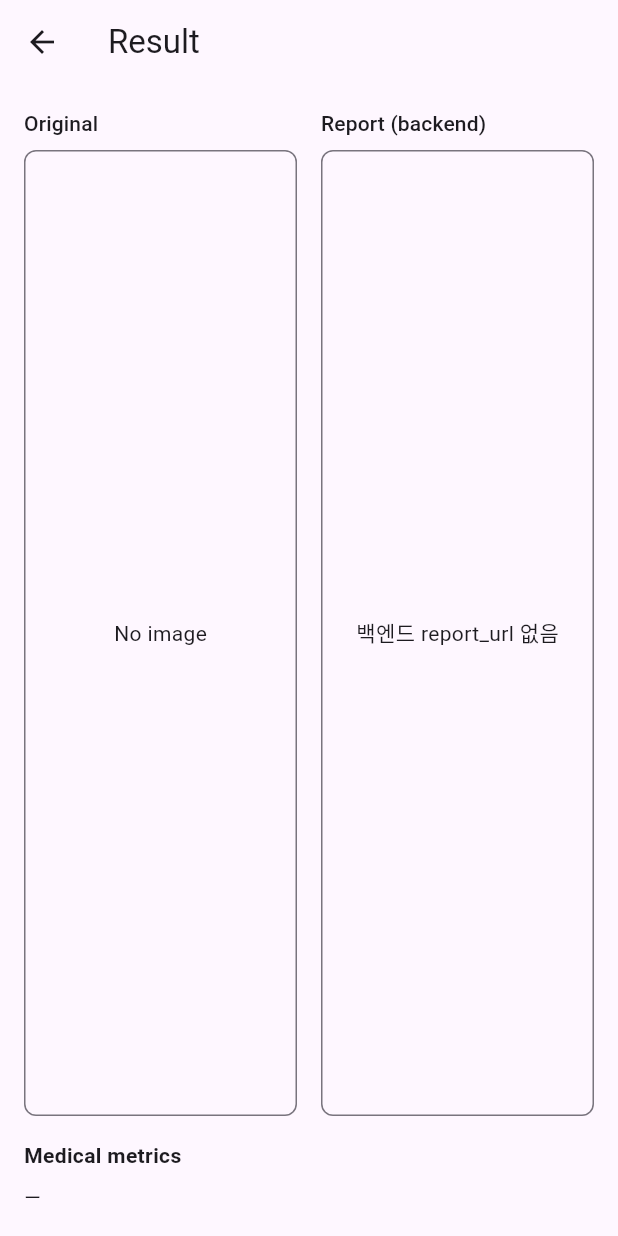
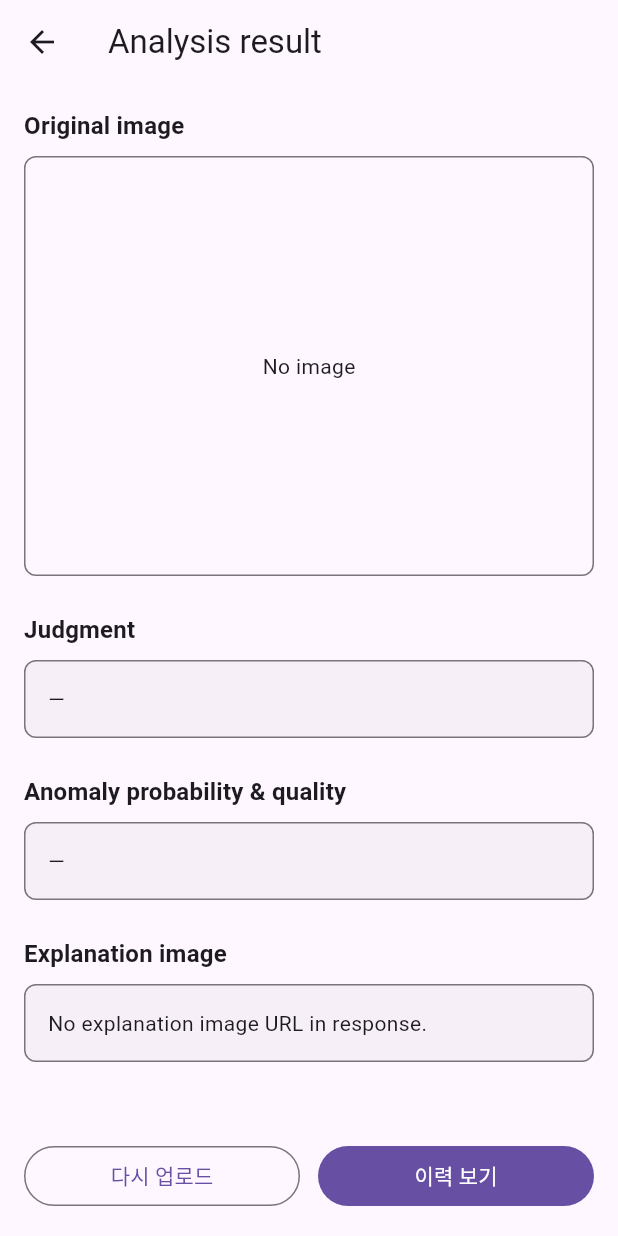
Before and after one commit to Capstone-sixsense/eye-project, a Flutter app: the ResultScreen screen opened directly, on a phone screen of 412 x 824 dp. Run offline on Flutter 3.47's test engine with Material 3 defaults, Android fonts, the phone set to English and light mode, and no system bars; our stand-ins replace file_picker.

Commit message:
feat(frontend): single-page analysis result layout
원본·판정·이상 확률·품질·설명 이미지를 한 스크롤 화면에 배치. 전처리 미통과·XAI 실패 메시지를 처리하고, 다시 업로드·이력 보기 버튼을 두었습니다.

```diff
--- a/frontend/lib/screens/result_screen.dart
+++ b/frontend/lib/screens/result_screen.dart
@@ -3,6 +3,7 @@ import 'dart:typed_data';
 import 'package:flutter/material.dart';
 
 import '../config/api_config.dart';
+import '../constants/api_error_codes.dart';
 import '../models/analyze_response.dart';
 import '../models/result_screen_args.dart';
 
@@ -13,7 +14,6 @@ class ResultScreen extends StatelessWidget {
     this.originalImageBytes,
   });
 
-  /// `Upload` 이후 전달되는 인자.
   final ResultScreenArgs? args;
 
   /// 이전 라우트 호환(원본만).
@@ -21,98 +21,113 @@ class ResultScreen extends StatelessWidget {
 
   @override
   Widget build(BuildContext context) {
-    final Uint8List? original =
-        args?.originalImageBytes ?? originalImageBytes;
+    final Uint8List? original = args?.originalImageBytes ?? originalImageBytes;
     final AnalyzeResponse? res = args?.analyzeResponse;
 
-    final String? reportUrl = res?.reportUrl;
-    final String? reportAbsoluteUrl =
-        (reportUrl != null && reportUrl.isNotEmpty)
-            ? ApiConfig.resolveAssetUrl(reportUrl)
+    final String? explanationPath = res?.resolvedExplanationPath;
+    final String? explanationAbsoluteUrl =
+        (explanationPath != null && explanationPath.isNotEmpty)
+            ? ApiConfig.resolveAssetUrl(explanationPath)
             : null;
 
     return Scaffold(
-      appBar: AppBar(title: const Text('Result')),
+      appBar: AppBar(title: const Text('Analysis result')),
       body: SafeArea(
-        child: Padding(
+        child: Column(
+          crossAxisAlignment: CrossAxisAlignment.stretch,
+          children: [
+            Expanded(
+              child: SingleChildScrollView(
                 padding: const EdgeInsets.all(16),
                 child: Column(
                   crossAxisAlignment: CrossAxisAlignment.stretch,
                   children: [
-              Expanded(
-                child: Row(
-                  crossAxisAlignment: CrossAxisAlignment.stretch,
-                  children: [
-                    Expanded(
-                      child: _ImagePanel(
-                        label: 'Original',
+                    _SectionTitle('Original image'),
+                    const SizedBox(height: 8),
+                    _ImageBox(
                       child: original != null
                           ? Image.memory(original, fit: BoxFit.contain)
                           : const Center(child: Text('No image')),
                     ),
+                    const SizedBox(height: 24),
+                    _SectionTitle('Judgment'),
+                    const SizedBox(height: 8),
+                    _JudgmentCard(response: res),
+                    const SizedBox(height: 24),
+                    _SectionTitle('Anomaly probability & quality'),
+                    const SizedBox(height: 8),
+                    _ScoreQualityCard(response: res),
+                    const SizedBox(height: 24),
+                    _SectionTitle('Explanation image'),
+                    const SizedBox(height: 8),
+                    _ExplanationPanel(
+                      absoluteUrl: explanationAbsoluteUrl,
+                      response: res,
                     ),
-                    const SizedBox(width: 16),
+                  ],
+                ),
+              ),
+            ),
+            Padding(
+              padding: const EdgeInsets.fromLTRB(16, 8, 16, 16),
+              child: Row(
+                children: [
                   Expanded(
-                      child: _ImagePanel(
-                        label: 'Report (backend)',
-                        child: reportAbsoluteUrl != null
-                            ? Image.network(
-                                reportAbsoluteUrl,
-                                fit: BoxFit.contain,
-                                loadingBuilder: (context, child, progress) {
-                                  if (progress == null) return child;
-                                  return const Center(
-                                    child: CircularProgressIndicator(),
+                    child: OutlinedButton(
+                      onPressed: () {
+                        Navigator.pushNamedAndRemoveUntil(
+                          context,
+                          '/upload',
+                          (route) => false,
                         );
                       },
-                                errorBuilder: (context, error, stackTrace) => const Center(
-                                  child: Text('이미지를 불러올 수 없습니다.\n(CORS 또는 URL 확인)'),
+                      child: const Text('다시 업로드'),
                     ),
-                              )
-                            : const Center(
-                                child: Text('백엔드 report_url 없음'),
                   ),
+                  const SizedBox(width: 12),
+                  Expanded(
+                    child: FilledButton(
+                      onPressed: () {
+                        Navigator.pushNamed(context, '/history');
+                      },
+                      child: const Text('이력 보기'),
                     ),
                   ),
                 ],
               ),
             ),
-              const SizedBox(height: 16),
-              const Text(
-                'Medical metrics',
-                style: TextStyle(fontWeight: FontWeight.bold),
-              ),
-              const SizedBox(height: 8),
-              if (res != null && res.isSuccess) ...[
-                Text('Label: ${res.label ?? "—"}'),
-                Text(
-                  'Abnormal probability: '
-                  '${res.abnormalProbability != null ? "${(res.abnormalProbability! * 100).toStringAsFixed(1)}%" : "—"}',
-                ),
-              ] else
-                const Text('—'),
           ],
-          ),
         ),
       ),
     );
   }
 }
 
-class _ImagePanel extends StatelessWidget {
-  const _ImagePanel({required this.label, required this.child});
+class _SectionTitle extends StatelessWidget {
+  const _SectionTitle(this.text);
 
-  final String label;
+  final String text;
+
+  @override
+  Widget build(BuildContext context) {
+    return Text(
+      text,
+      style: Theme.of(context).textTheme.titleMedium?.copyWith(
+            fontWeight: FontWeight.w600,
+          ),
+    );
+  }
+}
+
+class _ImageBox extends StatelessWidget {
+  const _ImageBox({required this.child});
+
   final Widget child;
 
   @override
   Widget build(BuildContext context) {
-    return Column(
-      crossAxisAlignment: CrossAxisAlignment.stretch,
-      children: [
-        Text(label, style: Theme.of(context).textTheme.titleSmall),
-        const SizedBox(height: 8),
-        Expanded(
+    return ConstrainedBox(
+      constraints: const BoxConstraints(maxHeight: 280),
       child: DecoratedBox(
         decoration: BoxDecoration(
           border: Border.all(color: Theme.of(context).dividerColor),
@@ -123,8 +138,194 @@ class _ImagePanel extends StatelessWidget {
           child: child,
         ),
       ),
-        ),
-      ],
     );
   }
 }
+
+class _JudgmentCard extends StatelessWidget {
+  const _JudgmentCard({required this.response});
+
+  final AnalyzeResponse? response;
+
+  @override
+  Widget build(BuildContext context) {
+    final res = response;
+    if (res == null) {
+      return const _InfoCard(child: Text('—'));
+    }
+    if (res.isFail) {
+      return _InfoCard(
+        child: Text(res.message ?? '분석에 실패했습니다.'),
+      );
+    }
+    if (!res.canShowInferenceResults) {
+      return const _InfoCard(
+        child: Text(
+          '전처리를 통과하지 않아 판정 결과를 표시할 수 없습니다.',
+        ),
+      );
+    }
+    return _InfoCard(
+      child: Text(
+        res.label ?? '—',
+        style: Theme.of(context).textTheme.titleLarge,
+      ),
+    );
+  }
+}
+
+class _ScoreQualityCard extends StatelessWidget {
+  const _ScoreQualityCard({required this.response});
+
+  final AnalyzeResponse? response;
+
+  @override
+  Widget build(BuildContext context) {
+    final res = response;
+    if (res == null) {
+      return const _InfoCard(child: Text('—'));
+    }
+    if (res.isFail || !res.canShowInferenceResults) {
+      return const _InfoCard(child: Text('—'));
+    }
+
+    final q = res.quality;
+    final prob = res.abnormalProbability;
+
+    return _InfoCard(
+      child: Column(
+        crossAxisAlignment: CrossAxisAlignment.start,
+        children: [
+          Text(
+            prob != null
+                ? 'Abnormal probability: ${(prob * 100).toStringAsFixed(1)}%'
+                : 'Abnormal probability: —',
+            style: Theme.of(context).textTheme.titleMedium,
+          ),
+          if (q != null) ...[
+            const SizedBox(height: 12),
+            if (q.grade != null)
+              Text('Quality grade: ${q.grade}'
+                  '${q.gradeConfidence != null ? " (${(q.gradeConfidence! * 100).toStringAsFixed(0)}% conf.)" : ""}'),
+            if (q.isAcceptable != null)
+              Text('Acceptable: ${q.isAcceptable! ? "yes" : "no"}'),
+            if (q.warning != null && q.warning!.isNotEmpty)
+              Text(
+                q.warning!,
+                style: Theme.of(context).textTheme.bodySmall?.copyWith(
+                      color: Theme.of(context).colorScheme.onSurfaceVariant,
+                    ),
+              ),
+          ] else
+            Padding(
+              padding: const EdgeInsets.only(top: 8),
+              child: Text(
+                'No quality block in response (legacy API).',
+                style: Theme.of(context).textTheme.bodySmall?.copyWith(
+                      color: Theme.of(context).colorScheme.outline,
+                    ),
+              ),
+            ),
+        ],
+      ),
+    );
+  }
+}
+
+class _ExplanationPanel extends StatelessWidget {
+  const _ExplanationPanel({
+    required this.absoluteUrl,
+    required this.response,
+  });
+
+  final String? absoluteUrl;
+  final AnalyzeResponse? response;
+
+  @override
+  Widget build(BuildContext context) {
+    final res = response;
+
+    if (res != null && res.shouldShowExplanationFailure) {
+      final code =
+          res.xaiErrorCode ?? ApiErrorCodes.xaiGenerationFailed;
+      return _InfoCard(
+        child: Column(
+          crossAxisAlignment: CrossAxisAlignment.stretch,
+          children: [
+            Text(
+              'Explanation image generation failed',
+              style: Theme.of(context).textTheme.bodyLarge,
+            ),
+            const SizedBox(height: 24),
+            Text(
+              code,
+              style: Theme.of(context).textTheme.labelLarge?.copyWith(
+                    color: Theme.of(context).colorScheme.error,
+                  ),
+            ),
+          ],
+        ),
+      );
+    }
+
+    if (absoluteUrl != null && absoluteUrl!.isNotEmpty) {
+      return ConstrainedBox(
+        constraints: const BoxConstraints(maxHeight: 320),
+        child: DecoratedBox(
+          decoration: BoxDecoration(
+            border: Border.all(color: Theme.of(context).dividerColor),
+            borderRadius: BorderRadius.circular(8),
+          ),
+          child: ClipRRect(
+            borderRadius: BorderRadius.circular(8),
+            child: Image.network(
+              absoluteUrl!,
+              fit: BoxFit.contain,
+              loadingBuilder: (context, child, progress) {
+                if (progress == null) return child;
+                return const Center(child: CircularProgressIndicator());
+              },
+              errorBuilder: (context, error, stackTrace) => const Center(
+                child: Padding(
+                  padding: EdgeInsets.all(16),
+                  child: Text(
+                    '이미지를 불러올 수 없습니다.\n(CORS 또는 URL 확인)',
+                    textAlign: TextAlign.center,
+                  ),
+                ),
+              ),
+            ),
+          ),
+        ),
+      );
+    }
+
+    return const _InfoCard(
+      child: Text('No explanation image URL in response.'),
+    );
+  }
+}
+
+class _InfoCard extends StatelessWidget {
+  const _InfoCard({required this.child});
+
+  final Widget child;
+
+  @override
+  Widget build(BuildContext context) {
+    return DecoratedBox(
+      decoration: BoxDecoration(
+        border: Border.all(color: Theme.of(context).dividerColor),
+        borderRadius: BorderRadius.circular(8),
+        color: Theme.of(context)
+            .colorScheme
+            .surfaceContainerHighest
+            .withValues(alpha: 0.35),
+      ),
+      child: Padding(
+        padding: const EdgeInsets.all(16),
+        child: child,
+      ),
+    );
+  }
+}
```
Lines whose indentation alone changed are shown as unchanged.
